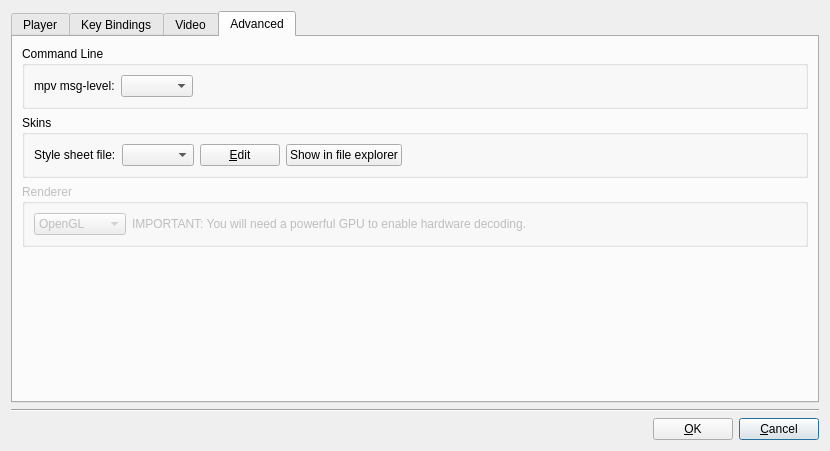
Qt form src/player/ui/preferencesdialog.ui (cloudskytian/sugoi-player-deprecated) before a commit.
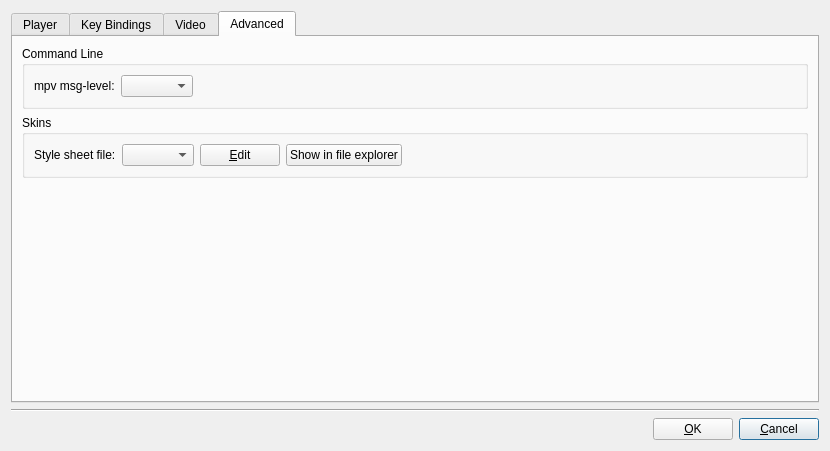
The same form after that commit. The open tabs and pages were chosen to show the change. Icons and pictures are not drawn.

What changed in the file:
```diff
--- a/src/player/ui/preferencesdialog.ui
+++ b/src/player/ui/preferencesdialog.ui
@@ -699,55 +699,6 @@
          </layout>
         </widget>
        </item>
-       <item>
-        <widget class="QGroupBox" name="groupBox_12">
-         <property name="enabled">
-          <bool>false</bool>
-         </property>
-         <property name="title">
-          <string>Renderer</string>
-         </property>
-         <layout class="QHBoxLayout" name="horizontalLayout_8">
-          <item>
-           <widget class="QComboBox" name="rendererComboBox">
-            <property name="sizePolicy">
-             <sizepolicy hsizetype="Fixed" vsizetype="Fixed">
-              <horstretch>0</horstretch>
-              <verstretch>0</verstretch>
-             </sizepolicy>
-            </property>
-            <item>
-             <property name="text">
-              <string>OpenGL</string>
-             </property>
-            </item>
-            <item>
-             <property name="text">
-              <string>Direct3D11</string>
-             </property>
-            </item>
-            <item>
-             <property name="text">
-              <string>Direct2D</string>
-             </property>
-            </item>
-            <item>
-             <property name="text">
-              <string>GDI</string>
-             </property>
-            </item>
-           </widget>
-          </item>
-          <item>
-           <widget class="QLabel" name="label_7">
-            <property name="text">
-             <string>IMPORTANT: You will need a powerful GPU to enable hardware decoding.</string>
-            </property>
-           </widget>
-          </item>
-         </layout>
-        </widget>
-       </item>
        <item>
         <spacer name="verticalSpacer_4">
          <property name="orientation">
```
